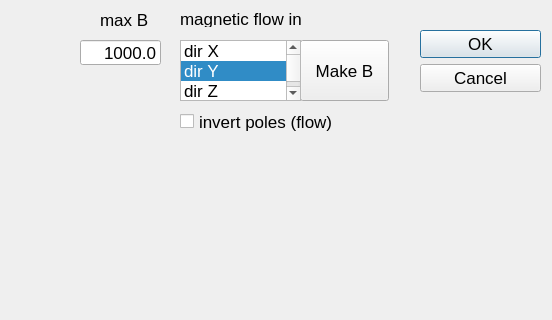
Before: the Qt Designer form dlgB.ui in jesusmontera/DiracMagnetic, drawn with Qt 5; both pictures show x 90 to 642 and y 0 to 320 of the 642 by 653 pixel window.
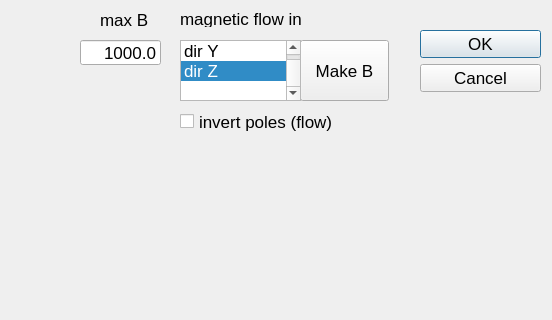
After: the same form once the commit is applied.

Diff of the .ui file:
```diff
--- a/dlgB.ui
+++ b/dlgB.ui
@@ -97,7 +97,7 @@
     </rect>
    </property>
    <property name="currentRow">
-    <number>1</number>
+    <number>2</number>
    </property>
    <item>
     <property name="text">
```
